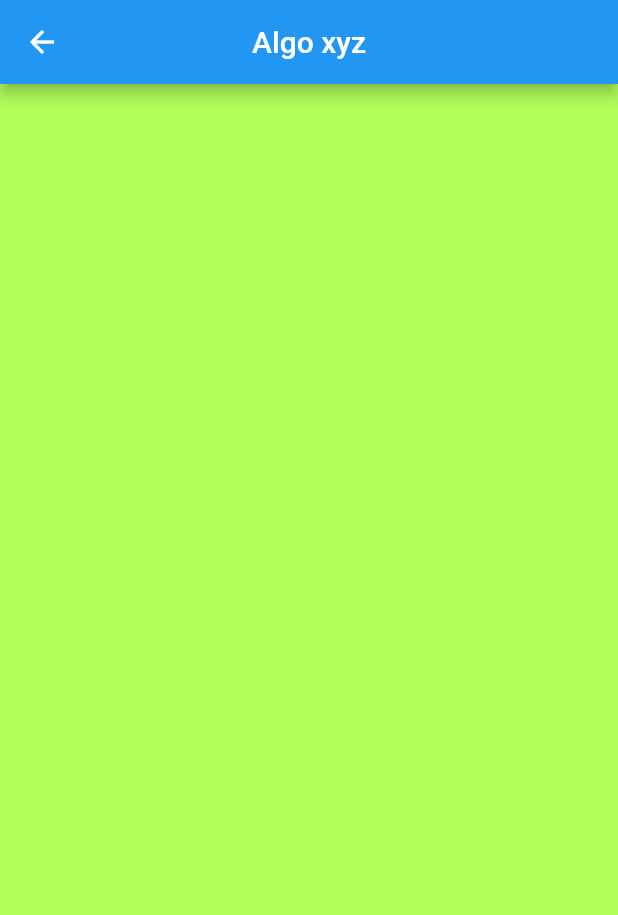
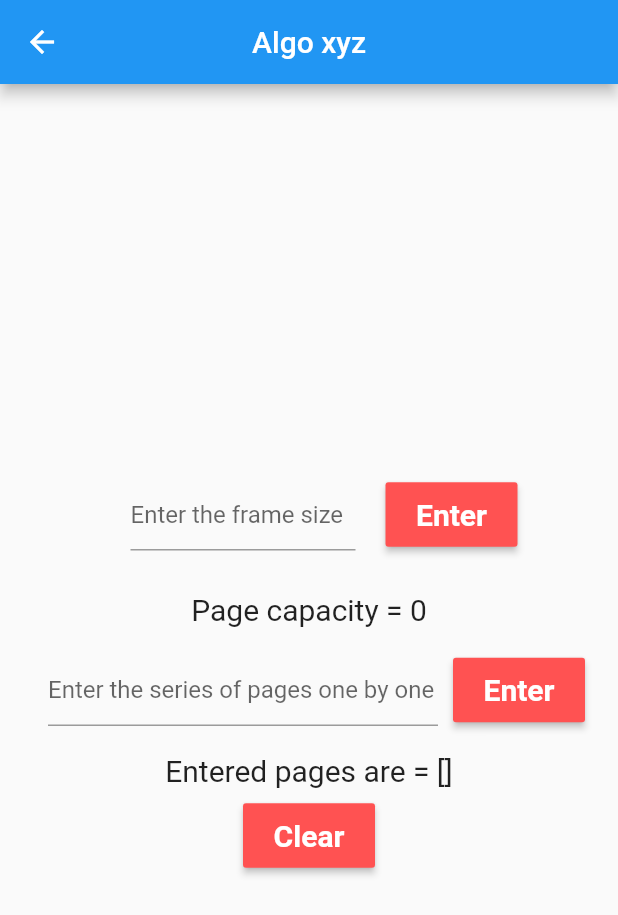
Before and after one commit to mehulsudrik2310/os_project, a Flutter app: the AlgorithmPage screen opened directly, on a phone screen of 412 x 824 dp. Shown: the top 915 px of the screen. Run offline on Flutter 3.47's test engine with Material 2 defaults, Android fonts, the phone set to English and light mode, and no system bars.

Commit message:
paging_algorithm

```diff
--- a/lib/main.dart
+++ b/lib/main.dart
@@ -1,3 +1,4 @@
+import 'package:flutter/cupertino.dart';
 import 'package:flutter/material.dart';
 
 void main() => runApp(OSProject());
@@ -91,11 +92,120 @@ class _AlgorithmPageState extends State<AlgorithmPage> {
   Widget build(BuildContext context) {
     return Scaffold(
 
-        backgroundColor: Colors.lightGreenAccent,
-        appBar: AppBar(
-          title: Text('Algo xyz',style: TextStyle(color: Colors.white),),
-          centerTitle: true,
-        ),
+      backgroundColor: Colors.lightGreenAccent,
+      appBar: AppBar(
+        title: Text('Algo xyz',style: TextStyle(color: Colors.white),),
+        centerTitle: true,
+      ),
+      body: Center(
+        child: GetTextFieldValue(),
+      ),
     );
   }
 }
+
+class GetTextFieldValue extends StatefulWidget {
+
+  _GetTextFieldValueState createState() => _GetTextFieldValueState();
+
+}
+
+class _GetTextFieldValueState extends State<GetTextFieldValue> {
+
+  final pagesEntryTextBox = TextEditingController();
+  final pageCapacityTextBox = TextEditingController();
+  String input_pages = '';
+  int frame_capacity = 0;
+  int i=0;
+  List<int> pages_arr = new List();
+  void getCapacity() {
+    setState(() {
+      frame_capacity = int.parse(pageCapacityTextBox.text);
+    });
+  }
+  void getTextInputData() {
+    setState(() {
+      pages_arr.add(int.parse(pagesEntryTextBox.text));
+      pagesEntryTextBox.text = '';
+    });
+  }
+  void clear_all() {
+    setState(() {
+      pagesEntryTextBox.text = '';
+      pageCapacityTextBox.text = '';
+      pages_arr.clear();
+      frame_capacity = 0;
+    });
+  }
+
+  @override
+  Widget build(BuildContext context) {
+    return Scaffold(
+
+      body: Center(
+        child: Column(
+          mainAxisAlignment: MainAxisAlignment.center,
+          children: <Widget>[
+            Row(
+              mainAxisAlignment: MainAxisAlignment.center,
+              children: <Widget>[
+                Container(
+                  width: 190,
+                  padding: EdgeInsets.all(20.0),
+                  child: TextField(
+                    controller: pageCapacityTextBox,
+                    autocorrect: true,
+                    decoration: InputDecoration(hintText: 'Enter the frame size'),
+                  )
+                ),
+                RaisedButton(
+                  onPressed: getCapacity,
+                  color: Colors.redAccent,
+                  textColor: Colors.white,
+                  padding: EdgeInsets.fromLTRB(10, 10, 10, 10),
+                  child: Text('Enter',style: TextStyle(fontSize: 20,fontWeight: FontWeight.bold),),
+                ),
+              ],
+            ),
+            Padding(
+                padding: EdgeInsets.all(8.0),
+                child : Text("Page capacity = $frame_capacity", style: TextStyle(fontSize: 20))
+            ),
+            Row(
+              mainAxisAlignment: MainAxisAlignment.center,
+              children: <Widget>[
+                Container(
+                  width: 280,
+                  padding: EdgeInsets.all(10.0),
+                  child: TextField(
+                    controller: pagesEntryTextBox,
+                    autocorrect: true,
+                    decoration: InputDecoration(hintText: 'Enter the series of pages one by one'),
+                  )
+                ),
+                RaisedButton(
+                  onPressed: getTextInputData,
+                  color: Colors.redAccent,
+                  textColor: Colors.white,
+                  padding: EdgeInsets.fromLTRB(10, 10, 10, 10),
+                  child: Text('Enter',style: TextStyle(fontSize: 20,fontWeight: FontWeight.bold),),
+                ),
+              ],
+            ),
+            Padding(
+                padding: EdgeInsets.all(8.0),
+                child : Text("Entered pages are = $pages_arr", style: TextStyle(fontSize: 20))
+            ),
+            RaisedButton(
+              onPressed: clear_all,
+              color: Colors.redAccent,
+              textColor: Colors.white,
+              padding: EdgeInsets.fromLTRB(10, 10, 10, 10),
+              child: Text('Clear',style: TextStyle(fontSize: 20,fontWeight: FontWeight.bold),),
+            ),
+          ],
+        ),
+      )
+    );
+  }
+}
```
